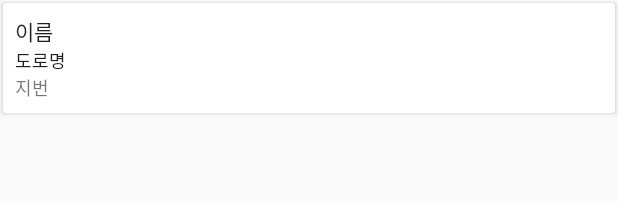
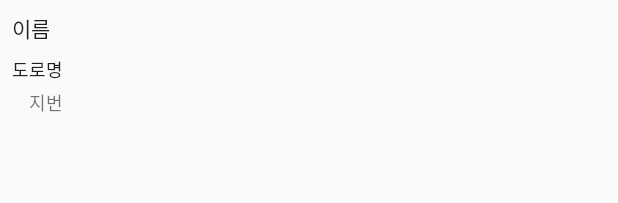
Before and after one commit to 2022-SMHRD-SW-Fullstack-1/GPS_hackathon, an Android app: the layout list_layout.xml on its own in the app's theme, with its tools: preview values and no code run, on a phone screen of 412 x 824 dp. Shown: the top 203 px of the screen. Run offline under Robolectric (Android 15) with nearby library versions, the phone set to English and light mode, and no system bars; network calls fail; Roboto replaces fonts that are not available here.

Commit message:
장소 검색

```diff
--- a/app/src/main/java/com/example/gps/MainActivity.kt
+++ b/app/src/main/java/com/example/gps/MainActivity.kt
@@ -25,6 +25,8 @@ import com.google.android.material.bottomnavigation.BottomNavigationView
 import com.google.firebase.auth.FirebaseAuth
 
 class MainActivity : AppCompatActivity() {
+
+    private var HomeFragment: HomeFragment? = null
 
     @RequiresApi(Build.VERSION_CODES.P)
     override fun onCreate(savedInstanceState: Bundle?) {
--- a/app/src/main/java/com/example/gps/fragment/HomeFragment.kt
+++ b/app/src/main/java/com/example/gps/fragment/HomeFragment.kt
@@ -17,6 +17,8 @@ import com.example.gps.weather.WeatherVO
 import org.json.JSONObject
 
 class HomeFragment : Fragment() {
+
+    private var HomeFragment: HomeFragment? = null
 
     override fun onCreateView(
         inflater: LayoutInflater, container: ViewGroup?,
--- /dev/null
+++ b/app/src/main/java/com/example/gps/map/RoadVO.kt
@@ -0,0 +1,6 @@
+package com.example.gps.map
+
+data class RoadVO(val latitude: Double, val longitude: Double) {
+
+
+}
--- a/app/src/main/res/layout/list_layout.xml
+++ b/app/src/main/res/layout/list_layout.xml
@@ -1,18 +1,26 @@
 <?xml version="1.0" encoding="utf-8"?>
-<androidx.cardview.widget.CardView xmlns:android="http://schemas.android.com/apk/res/android"
+<androidx.constraintlayout.widget.ConstraintLayout xmlns:android="http://schemas.android.com/apk/res/android"
     xmlns:app="http://schemas.android.com/apk/res-auto"
     xmlns:tools="http://schemas.android.com/tools"
     android:layout_width="match_parent"
     android:layout_height="wrap_content"
-    android:layout_margin="2dp"
     android:foreground="?android:attr/selectableItemBackground">
 
-    <androidx.constraintlayout.widget.ConstraintLayout
-        android:layout_width="match_parent"
-        android:layout_height="wrap_content">
+    <TextView
+        android:id="@+id/tvMapAddress"
+        android:layout_width="wrap_content"
+        android:layout_height="wrap_content"
+        android:layout_marginStart="30dp"
+        android:layout_marginTop="4dp"
+        android:text="지번"
+        android:textSize="12sp"
+        app:layout_constraintEnd_toEndOf="@+id/tvMapRoad"
+        app:layout_constraintHorizontal_bias="1.0"
+        app:layout_constraintStart_toStartOf="@+id/tvMapRoad"
+        app:layout_constraintTop_toBottomOf="@+id/tvMapRoad" />
 
     <TextView
-            android:id="@+id/tv_list_name"
+        android:id="@+id/tvMapName"
         android:layout_width="wrap_content"
         android:layout_height="wrap_content"
         android:layout_marginStart="8dp"
@@ -23,24 +31,16 @@
         app:layout_constraintTop_toTopOf="parent" />
 
     <TextView
-            android:id="@+id/tv_list_road"
+        android:id="@+id/tvMapRoad"
         android:layout_width="wrap_content"
         android:layout_height="wrap_content"
+        android:layout_marginTop="8dp"
         android:text="도로명"
         android:textColor="?android:attr/textColorPrimary"
         android:textSize="12sp"
-            app:layout_constraintStart_toStartOf="@+id/tv_list_name"
-            app:layout_constraintTop_toBottomOf="@+id/tv_list_name" />
+        app:layout_constraintEnd_toEndOf="@+id/tvMapName"
+        app:layout_constraintHorizontal_bias="0.0"
+        app:layout_constraintStart_toStartOf="@+id/tvMapName"
+        app:layout_constraintTop_toBottomOf="@+id/tvMapName" />
 
-        <TextView
-            android:id="@+id/tv_list_address"
-            android:layout_width="wrap_content"
-            android:layout_height="wrap_content"
-            android:layout_marginBottom="8dp"
-            android:text="지번"
-            android:textSize="12sp"
-            app:layout_constraintBottom_toBottomOf="parent"
-            app:layout_constraintStart_toStartOf="@+id/tv_list_road"
-            app:layout_constraintTop_toBottomOf="@+id/tv_list_road" />
 </androidx.constraintlayout.widget.ConstraintLayout>
-</androidx.cardview.widget.CardView>
```
Also changed, not shown: app/src/main/java/com/example/gps/MapActivity.kt (+72 -3 lines), app/src/main/java/com/example/gps/fragment/LocationFragment.kt (deleted, +0 -23 lines), app/src/main/java/com/example/gps/map/MapAdapter.kt (added, +73 -0 lines), app/src/main/java/com/example/gps/map/MapVO.kt (added, +7 -0 lines), app/src/main/res/layout/activity_map.xml (+7 -6 lines), app/src/main/res/layout/fragment_location.xml (deleted, +0 -57 lines). Lines whose indentation alone changed are shown as unchanged.
